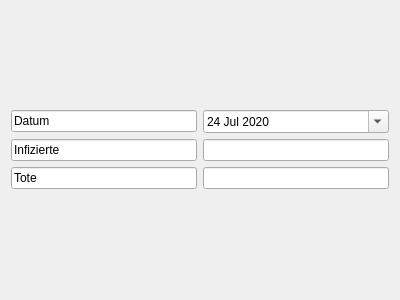
The window that src/belgien.ui (JosephBisso/Starlink) describes before a commit, drawn with Qt 5.
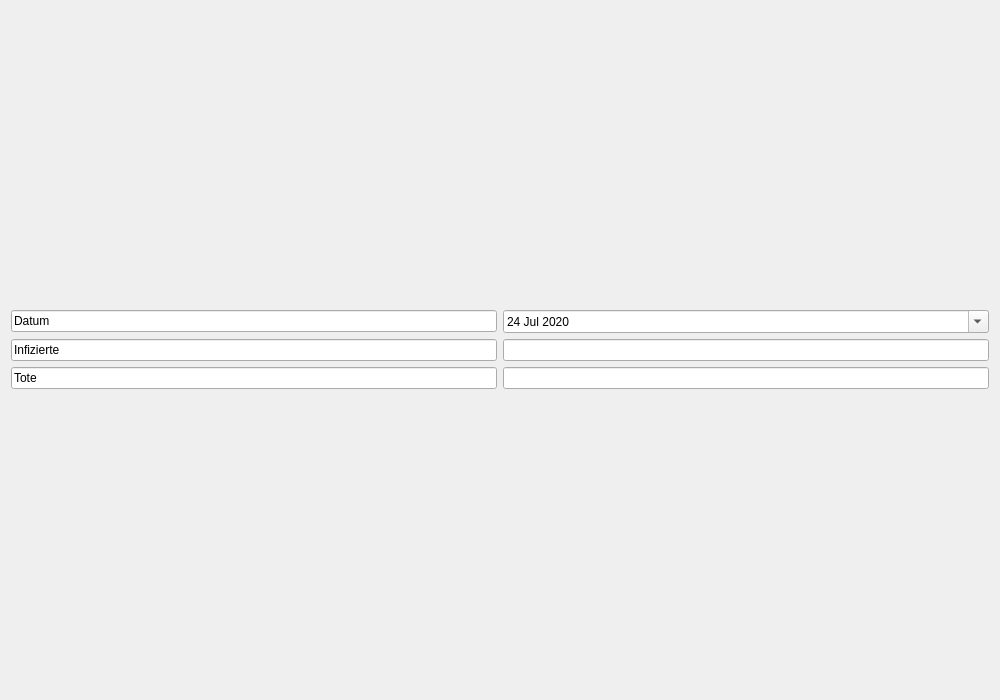
The same window after the commit.

```diff
--- a/src/belgien.ui
+++ b/src/belgien.ui
@@ -6,8 +6,8 @@
    <rect>
     <x>0</x>
     <y>0</y>
-    <width>400</width>
-    <height>300</height>
+    <width>1000</width>
+    <height>700</height>
    </rect>
   </property>
   <property name="windowTitle">
```
